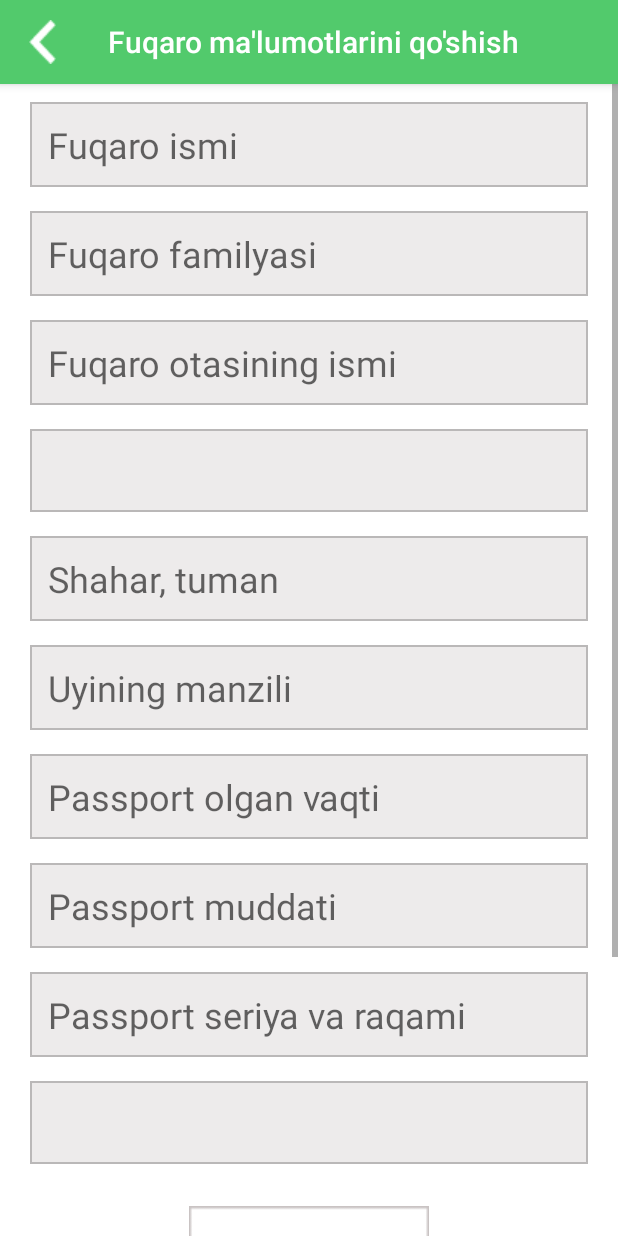
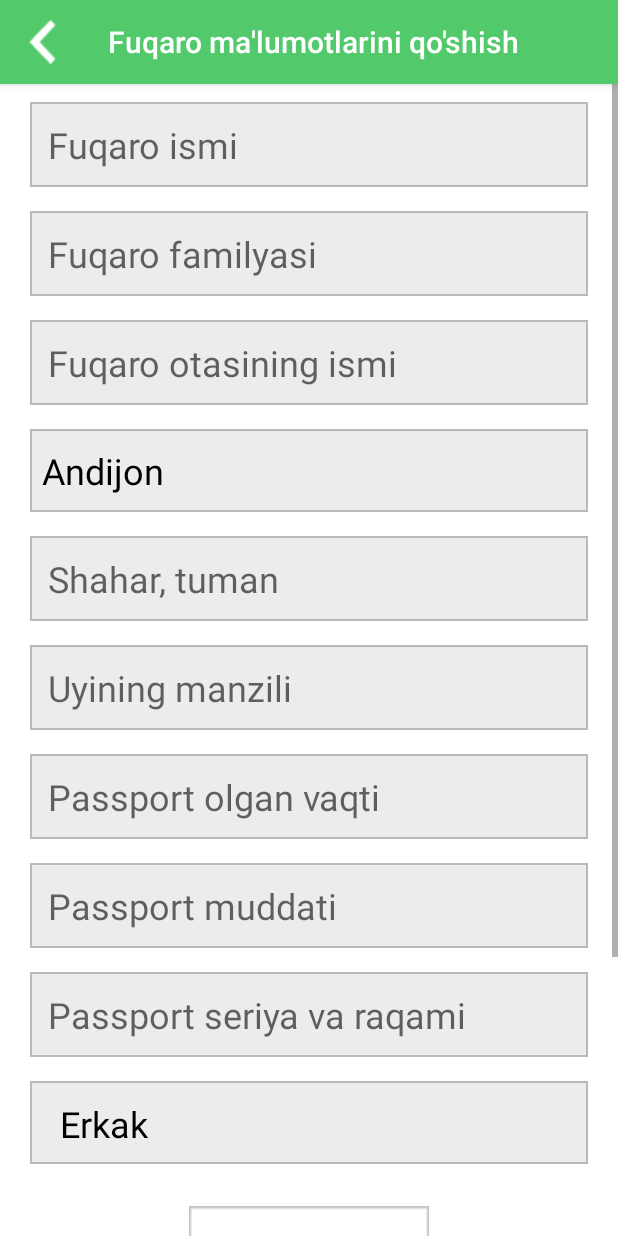
Before and after one commit to JahonovAsilbek/PassportDataGeneration, an Android app: the AddPasportDataFragment screen opened through its navigation route, on a phone screen of 412 x 824 dp. Run offline under Robolectric (Android 15) with nearby library versions, the phone set to English and light mode, and no system bars.

Commit message:
spinners are ready

```diff
--- /dev/null
+++ b/app/src/main/java/com/tuit_21019/passportdatageneration/adapters/MySpinnerAdapter.kt
@@ -0,0 +1,28 @@
+package com.tuit_21019.passportdatageneration.adapters
+
+import android.annotation.SuppressLint
+import android.view.LayoutInflater
+import android.view.View
+import android.view.ViewGroup
+import android.widget.BaseAdapter
+import com.tuit_21019.passportdatageneration.databinding.SpinnerItemBinding
+
+class MySpinnerAdapter(var list: ArrayList<String>) : BaseAdapter() {
+
+    var binding: SpinnerItemBinding? = null
+
+    override fun getCount(): Int = list.size
+
+    override fun getItem(position: Int): Any = list[position]
+
+    override fun getItemId(position: Int): Long = position.toLong()
+
+    @SuppressLint("ViewHolder")
+    override fun getView(position: Int, convertView: View?, parent: ViewGroup?): View {
+        binding = SpinnerItemBinding.inflate(LayoutInflater.from(parent?.context), parent, false)
+
+        binding!!.spinnerItemTv.text = list[position]
+
+        return binding!!.root
+    }
+}
--- a/app/src/main/java/com/tuit_21019/passportdatageneration/fragments/AddPasportDataFragment.kt
+++ b/app/src/main/java/com/tuit_21019/passportdatageneration/fragments/AddPasportDataFragment.kt
@@ -8,26 +8,29 @@ import android.view.View
 import android.view.ViewGroup
 import androidx.annotation.RequiresApi
 import androidx.navigation.fragment.findNavController
-import com.tuit_21019.passportdatageneration.R
+import com.tuit_21019.passportdatageneration.adapters.MySpinnerAdapter
 import com.tuit_21019.passportdatageneration.databinding.FragmentAddPasportDataBinding
 
 
 @RequiresApi(Build.VERSION_CODES.LOLLIPOP)
 class AddPasportDataFragment : Fragment() {
     lateinit var binding:FragmentAddPasportDataBinding
+    var viloyatList:ArrayList<String>?=null
+    var jinsList: ArrayList<String>? = null
 
-    override fun onCreate(savedInstanceState: Bundle?) {
-        super.onCreate(savedInstanceState)
-
-    }
+    var viloyatAdapter: MySpinnerAdapter? = null
+    var jinsAdapter: MySpinnerAdapter? = null
 
     override fun onCreateView(
         inflater: LayoutInflater, container: ViewGroup?,
         savedInstanceState: Bundle?
     ): View {
-//        root = inflater.inflate(R.layout.fragment_add_pasport_data, container, false)
         binding = FragmentAddPasportDataBinding.inflate(inflater, container, false)
         setToolbar()
+        loadData()
+        loadAdapter()
+
+
         return binding.root
     }
 
@@ -37,4 +40,32 @@ class AddPasportDataFragment : Fragment() {
             findNavController().popBackStack()
         }
     }
+    private fun loadData() {
+        viloyatList = ArrayList()
+        viloyatList!!.add("Andijon")
+        viloyatList!!.add("Namangan")
+        viloyatList!!.add("Farg'ona")
+        viloyatList!!.add("Toshkent")
+        viloyatList!!.add("Sirdaryo")
+        viloyatList!!.add("Jizzax")
+        viloyatList!!.add("Qashqadaryo")
+        viloyatList!!.add("Samarqand")
+        viloyatList!!.add("Surxondaryo")
+        viloyatList!!.add("Navoiy")
+        viloyatList!!.add("Buxoro")
+        viloyatList!!.add("Xorazm")
+        viloyatList!!.add("Qoraqalpog'iston")
+
+
+        jinsList = ArrayList()
+        jinsList!!.add("Erkak")
+        jinsList!!.add("Ayol")
+    }
+    private fun loadAdapter() {
+        viloyatAdapter = MySpinnerAdapter(viloyatList!!)
+        jinsAdapter = MySpinnerAdapter(jinsList!!)
+        binding.viloyatiSpinner.adapter = viloyatAdapter
+        binding.jinsiSpinner.adapter=jinsAdapter
+
+    }
 }
--- /dev/null
+++ b/app/src/main/res/layout/spinner_item.xml
@@ -0,0 +1,20 @@
+<?xml version="1.0" encoding="utf-8"?>
+<androidx.constraintlayout.widget.ConstraintLayout xmlns:android="http://schemas.android.com/apk/res/android"
+    android:layout_width="match_parent"
+    android:layout_height="wrap_content"
+    xmlns:app="http://schemas.android.com/apk/res-auto">
+
+    <TextView
+        android:id="@+id/spinner_item_tv"
+        android:text="Buxoro"
+        android:textColor="#000"
+        android:textSize="24sp"
+        android:layout_margin="8dp"
+        android:layout_width="match_parent"
+        app:layout_constraintTop_toTopOf="parent"
+        app:layout_constraintBottom_toBottomOf="parent"
+        android:layout_height="wrap_content" />
+
+
+
+</androidx.constraintlayout.widget.ConstraintLayout>
```
